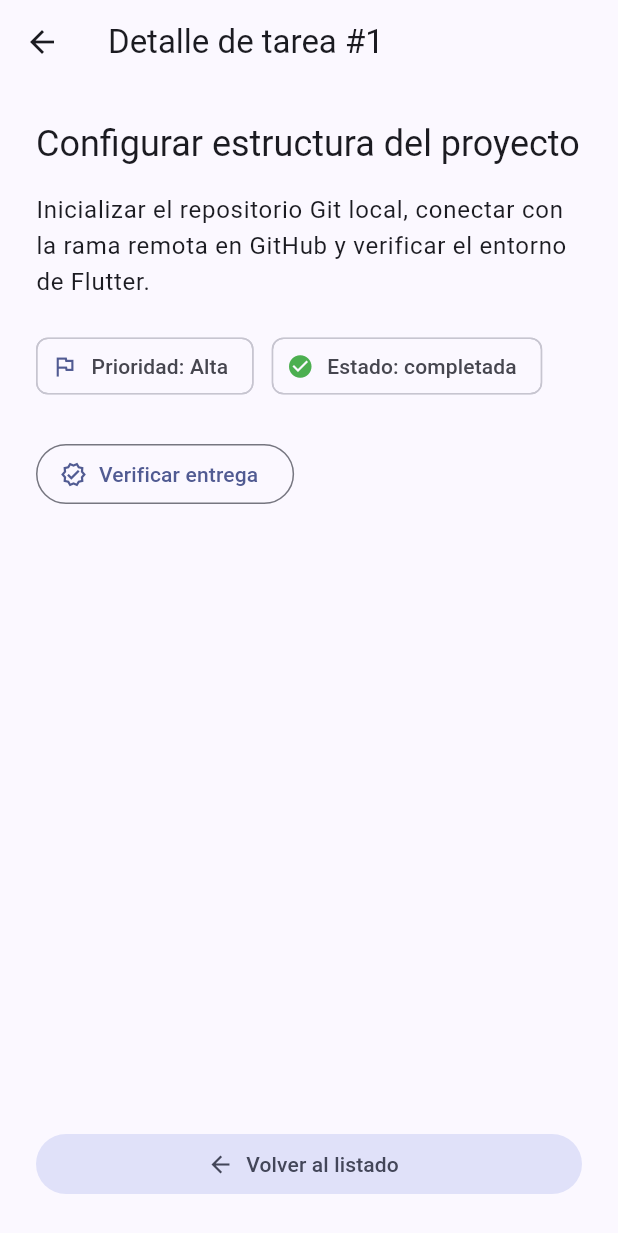
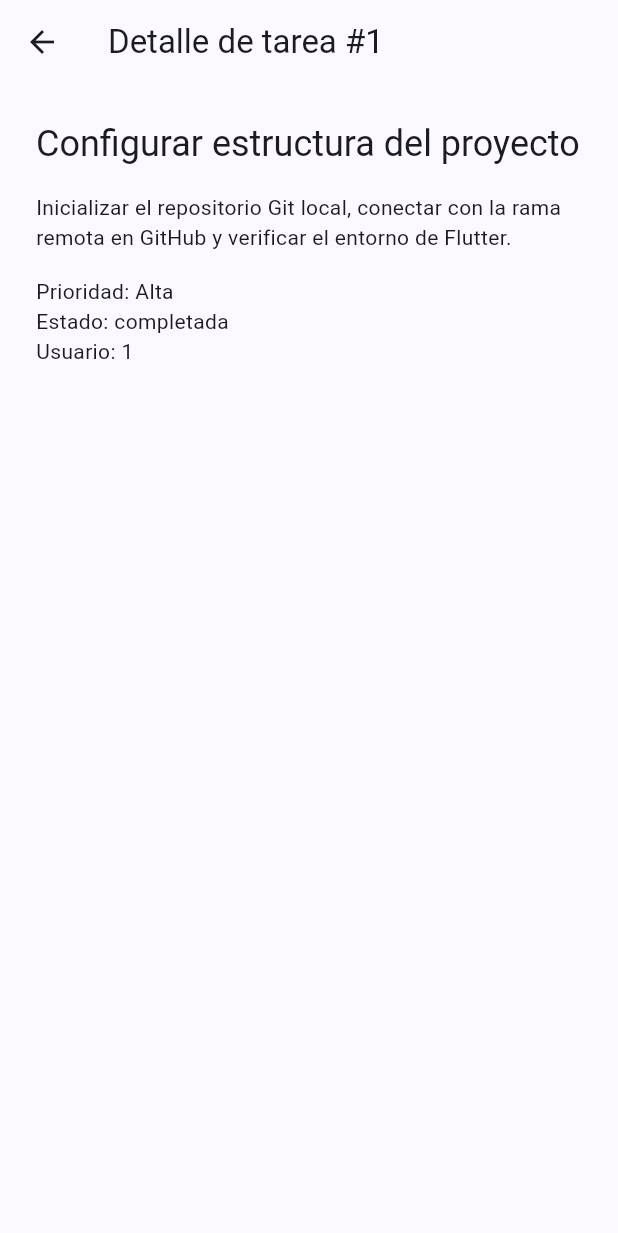
Before and after one commit to Josue04KB/taskFlow, a Flutter app: the screen it shows after launch, after a tap on "Configurar estructura del proyecto", on a phone screen of 412 x 824 dp. Shown: the top 1233 px of the screen. Run offline on Flutter 3.47's test engine with Material 3 defaults, Android fonts, the phone set to English and light mode, and no system bars; our stand-ins replace go_router.

Commit message:
docs: definir alcance y modelo de TaskFlow

```diff
--- a/lib/main.dart
+++ b/lib/main.dart
@@ -1,42 +1,28 @@
 import 'package:flutter/material.dart';
 import 'package:go_router/go_router.dart';
+
+import 'task.dart';
 
 void main() {
   runApp(const TaskFlowApp());
 }
 
-// Modelo de datos Task
-class Task {
-  const Task({
-    required this.id,
-    required this.title,
-    required this.description,
-    required this.priority,
-    required this.isCompleted,
-  });
-
-  final int id;
-  final String title;
-  final String description;
-  final String priority;
-  final bool isCompleted;
-}
-
-// Listado de tareas locales del proyecto
-const demoTasks = [
+const demoTasks = <Task>[
   Task(
     id: 1,
     title: 'Configurar estructura del proyecto',
     description: 'Inicializar el repositorio Git local, conectar con la rama remota en GitHub y verificar el entorno de Flutter.',
     priority: 'Alta',
     isCompleted: true,
+    userId: 1,
   ),
   Task(
     id: 2,
     title: 'Modelar entidad Task',
-    description: 'Definir las propiedades inmutables id, título, descripción, prioridad y estado booleano de completado.',
+    description: 'Definir los campos de la tarea, incluido el usuario, y comprobar la conversión desde JSON.',
     priority: 'Alta',
     isCompleted: true,
+    userId: 1,
   ),
   Task(
     id: 3,
@@ -44,6 +30,7 @@ const demoTasks = [
     description: 'Diseñar una tarjeta reutilizable con ListTile, indicadores de estado y callback onTap para navegación.',
     priority: 'Media',
     isCompleted: false,
+    userId: 1,
   ),
   Task(
     id: 4,
@@ -51,6 +38,7 @@ const demoTasks = [
     description: 'Configurar rutas declarativas (/ y /task/:id) para abrir el detalle de cada tarea y regresar al listado.',
     priority: 'Alta',
     isCompleted: false,
+    userId: 1,
   ),
   Task(
     id: 5,
@@ -58,18 +46,25 @@ const demoTasks = [
     description: 'Validar la calidad del código ejecutando dart format lib y flutter analyze sin advertencias.',
     priority: 'Baja',
     isCompleted: false,
+    userId: 1,
   ),
 ];
 
-// Desarrollo A: Declaración de rutas con GoRouter
+Task? findTask(int? id) {
+  for (final task in demoTasks) {
+    if (task.id == id) return task;
+  }
+  return null;
+}
+
 final appRouter = GoRouter(
   routes: [
     GoRoute(path: '/', builder: (context, state) => const TaskListScreen()),
     GoRoute(
       path: '/task/:id',
       builder: (context, state) {
-        final taskId = int.parse(state.pathParameters['id']!);
-        return TaskDetailScreen(taskId: taskId);
+        final id = int.tryParse(state.pathParameters['id'] ?? '');
+        return TaskDetailScreen(task: findTask(id));
       },
     ),
   ],
@@ -80,66 +75,41 @@ class TaskFlowApp extends StatelessWidget {
 
   @override
   Widget build(BuildContext context) {
-    // Desarrollo A: Uso de MaterialApp.router
     return MaterialApp.router(
       debugShowCheckedModeBanner: false,
       title: 'TaskFlow',
       theme: ThemeData(
         colorScheme: ColorScheme.fromSeed(seedColor: Colors.indigo),
-        useMaterial3: true,
       ),
       routerConfig: appRouter,
     );
   }
 }
 
-// Desarrollo B: TaskCard navegable mediante callback opcional onTap
-class TaskCard extends StatelessWidget {
-  const TaskCard({super.key, required this.task, this.onTap});
-
-  final Task task;
-  final VoidCallback? onTap;
-
-  @override
-  Widget build(BuildContext context) {
-    return Card(
-      margin: const EdgeInsets.only(bottom: 12),
-      child: ListTile(
-        onTap: onTap,
-        leading: Icon(
-          task.isCompleted ? Icons.check_circle : Icons.radio_button_unchecked,
-          color: task.isCompleted ? Colors.green : null,
-        ),
-        title: Text(
-          task.title,
-          style: TextStyle(
-            decoration: task.isCompleted ? TextDecoration.lineThrough : null,
-          ),
-        ),
-        subtitle: Text('${task.priority} · ${task.description}'),
-        trailing: const Icon(Icons.chevron_right),
-      ),
-    );
-  }
-}
-
-// Pantalla principal con el listado de tareas
 class TaskListScreen extends StatelessWidget {
   const TaskListScreen({super.key});
 
   @override
   Widget build(BuildContext context) {
     return Scaffold(
-      appBar: AppBar(title: const Text('Mis tareas'), centerTitle: true),
+      appBar: AppBar(title: const Text('Mis tareas')),
       body: ListView.builder(
         padding: const EdgeInsets.all(16),
         itemCount: demoTasks.length,
         itemBuilder: (context, index) {
           final task = demoTasks[index];
-          return TaskCard(
-            task: task,
-            // Desarrollo B: Navegación enviando el id en la ruta
-            onTap: () => context.push('/task/${task.id}'),
+          return Card(
+            child: ListTile(
+              leading: Icon(
+                task.isCompleted
+                    ? Icons.check_circle
+                    : Icons.radio_button_unchecked,
+              ),
+              title: Text(task.title),
+              subtitle: Text('Prioridad: ${task.priority}'),
+              trailing: const Icon(Icons.chevron_right),
+              onTap: () => context.push('/task/${task.id}'),
+            ),
           );
         },
       ),
@@ -147,90 +117,45 @@ class TaskListScreen extends StatelessWidget {
   }
 }
 
-// Desarrollo C y Trabajo Autónomo: Pantalla de detalle de la tarea
 class TaskDetailScreen extends StatelessWidget {
-  const TaskDetailScreen({super.key, required this.taskId});
+  const TaskDetailScreen({super.key, required this.task});
 
-  final int taskId;
+  final Task? task;
 
   @override
   Widget build(BuildContext context) {
-    final task = demoTasks.firstWhere((item) => item.id == taskId);
-
+    final selected = task;
     return Scaffold(
-      appBar: AppBar(title: Text('Detalle de tarea #${task.id}')),
+      appBar: AppBar(
+        title: Text(
+          selected == null
+              ? 'Detalle de tarea'
+              : 'Detalle de tarea #${selected.id}',
+        ),
+      ),
       body: Padding(
         padding: const EdgeInsets.all(24),
-        child: Column(
-          crossAxisAlignment: CrossAxisAlignment.start,
-          children: [
-            Text(task.title, style: Theme.of(context).textTheme.headlineSmall),
-            const SizedBox(height: 16),
-            Text(
-              task.description,
-              style: Theme.of(context).textTheme.bodyLarge,
-            ),
-            const SizedBox(height: 20),
-            Wrap(
-              spacing: 12,
-              runSpacing: 8,
-              children: [
-                Chip(
-                  avatar: const Icon(Icons.flag_outlined, size: 18),
-                  label: Text('Prioridad: ${task.priority}'),
-                ),
-                Chip(
-                  avatar: Icon(
-                    task.isCompleted
-                        ? Icons.check_circle
-                        : Icons.pending_actions,
-                    size: 18,
-                    color: task.isCompleted ? Colors.green : Colors.orange,
+        child: selected == null
+            ? const Text('No se encontró esta tarea.')
+            : Column(
+                crossAxisAlignment: CrossAxisAlignment.start,
+                children: [
+                  Text(
+                    selected.title,
+                    style: Theme.of(context).textTheme.headlineSmall,
                   ),
-                  label: Text(
-                    task.isCompleted
+                  const SizedBox(height: 16),
+                  Text(selected.description),
+                  const SizedBox(height: 16),
+                  Text('Prioridad: ${selected.priority}'),
+                  Text(
+                    selected.isCompleted
                         ? 'Estado: completada'
                         : 'Estado: pendiente',
                   ),
-                ),
-              ],
-            ),
-            const SizedBox(height: 24),
-            // Trabajo Autónomo: Acción visual contextual en el detalle
-            OutlinedButton.icon(
-              onPressed: () {
-                ScaffoldMessenger.of(context).clearSnackBars();
-                ScaffoldMessenger.of(context).showSnackBar(
-                  SnackBar(
-                    content: Text(
-                      task.isCompleted
-                          ? 'La tarea "${task.title}" ya está registrada como completada.'
-                          : 'Recordatorio activado para "${task.title}" (Prioridad ${task.priority}).',
-                    ),
-                    duration: const Duration(seconds: 2),
-                  ),
-                );
-              },
-              icon: Icon(
-                task.isCompleted
-                    ? Icons.verified_outlined
-                    : Icons.notifications_active_outlined,
+                  Text('Usuario: ${selected.userId}'),
+                ],
               ),
-              label: Text(
-                task.isCompleted ? 'Verificar entrega' : 'Activar recordatorio',
-              ),
-            ),
-            const Spacer(),
-            SizedBox(
-              width: double.infinity,
-              child: FilledButton.tonalIcon(
-                onPressed: () => context.pop(),
-                icon: const Icon(Icons.arrow_back),
-                label: const Text('Volver al listado'),
-              ),
-            ),
-          ],
-        ),
       ),
     );
   }
--- /dev/null
+++ b/lib/task.dart
@@ -0,0 +1,28 @@
+class Task {
+  const Task({
+    required this.id,
+    required this.title,
+    required this.description,
+    required this.priority,
+    required this.isCompleted,
+    required this.userId,
+  });
+
+  final int id;
+  final String title;
+  final String description;
+  final String priority;
+  final bool isCompleted;
+  final int userId;
+
+  factory Task.fromJson(Map<String, dynamic> json) {
+    return Task(
+      id: json['id'] as int,
+      title: json['title'] as String,
+      description: json['description'] as String,
+      priority: json['priority'] as String,
+      isCompleted: json['isCompleted'] as bool,
+      userId: json['userId'] as int,
+    );
+  }
+}
```
Also changed, not shown: 2 other files.
